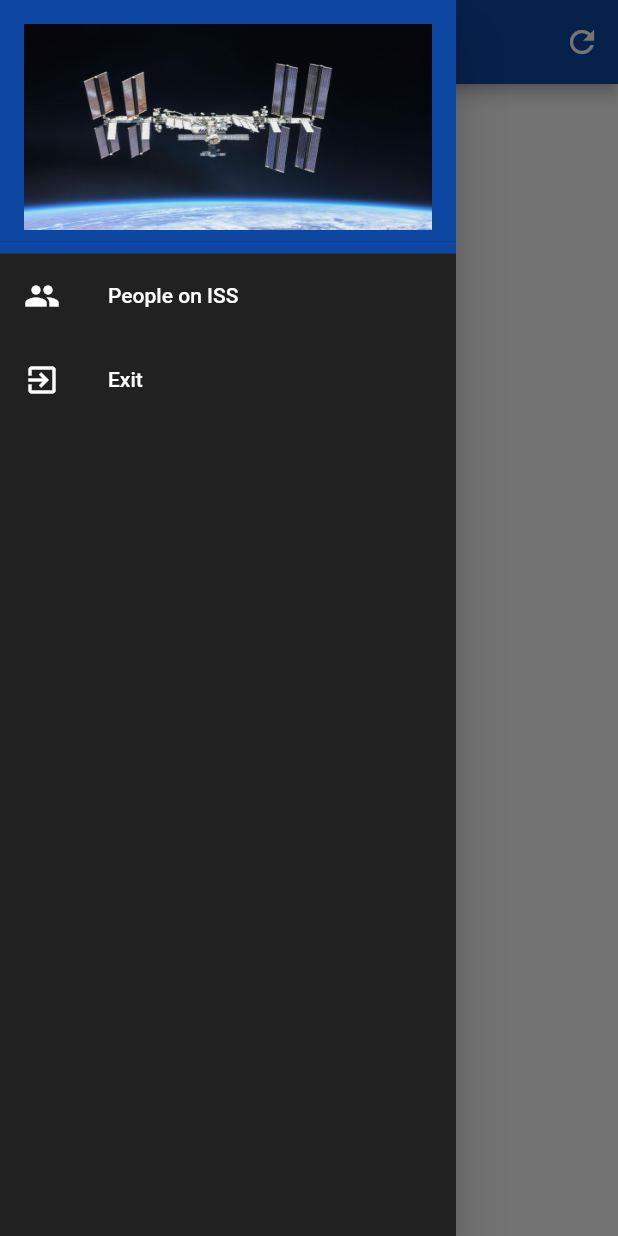
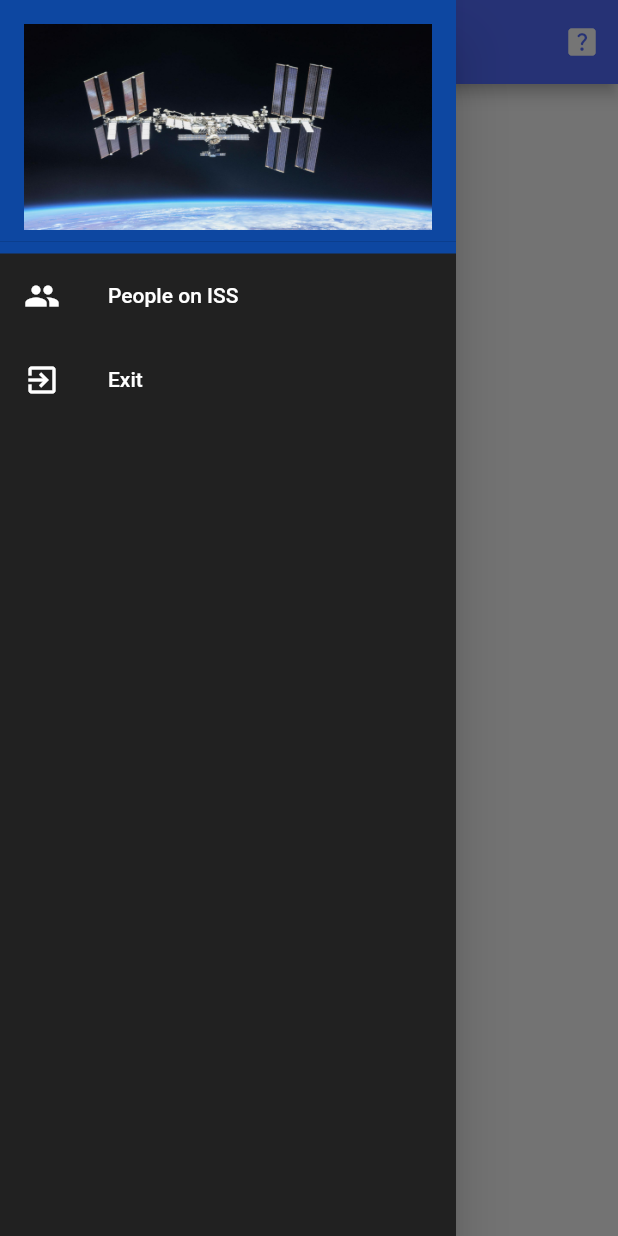
Before and after one commit to girishrajani/iss_tracker, a Flutter app: the screen it shows after launch, with the side drawer open, on a phone screen of 412 x 824 dp. Run offline on Flutter 3.47's test engine with Material 2 defaults, Android fonts, the phone set to English and light mode, and no system bars; our stand-ins replace google_maps_flutter.

Commit message:
UI Changes

```diff
--- a/lib/main.dart
+++ b/lib/main.dart
@@ -59,13 +59,13 @@ class _IssTrackerState extends State<IssTracker> {
   Widget build(BuildContext context) {
     return Scaffold(
       appBar: AppBar(
-        backgroundColor: Colors.blue[900],
+        backgroundColor: Colors.indigoAccent,
         title: Text('ISS Tracker'),
         centerTitle: true,
         actions: [
           IconButton(
             icon: Icon(
-              Icons.refresh,
+              Icons.help_center_rounded,
               color: Colors.white,
             ),
             onPressed: () {},
@@ -86,7 +86,7 @@ class _IssTrackerState extends State<IssTracker> {
       floatingActionButtonLocation: FloatingActionButtonLocation.centerFloat,
       floatingActionButton: FloatingActionButton.extended(
         onPressed: _getIss,
-        backgroundColor: Colors.blue[900],
+        backgroundColor: Colors.indigoAccent,
         label: Text(
           'Find ISS',
         ),
```
